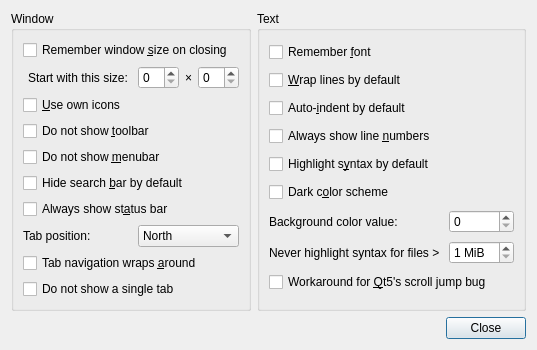
Above: featherpad/predDialog.ui from vecnathewhisperd0/FeatherPad before the change. Below: the same form after it.
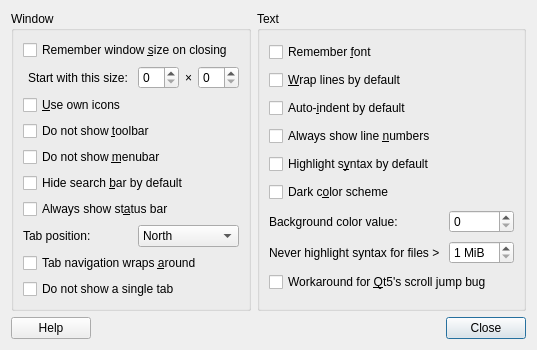
That is the form after the change. Icons and pictures are not drawn.

Commit message:
WhatsThis for Preferences dialog
And some cleanup.

Patch:
```diff
--- a/featherpad/predDialog.ui
+++ b/featherpad/predDialog.ui
@@ -323,13 +323,23 @@
      </layout>
     </widget>
    </item>
-   <item row="1" column="0" colspan="2">
-    <widget class="QDialogButtonBox" name="buttonBox">
-     <property name="orientation">
-      <enum>Qt::Horizontal</enum>
+   <item row="1" column="1" alignment="Qt::AlignRight">
+    <widget class="QPushButton" name="closeButton">
+     <property name="text">
+      <string>Close</string>
      </property>
-     <property name="standardButtons">
-      <set>QDialogButtonBox::Close</set>
+     <property name="icon">
+      <iconset theme="edit-delete"/>
+     </property>
+    </widget>
+   </item>
+   <item row="1" column="0" alignment="Qt::AlignLeft">
+    <widget class="QPushButton" name="helpButton">
+     <property name="text">
+      <string>Help</string>
+     </property>
+     <property name="icon">
+      <iconset theme="help-contextual"/>
      </property>
     </widget>
    </item>
```
The commit also changes 8 other files.
